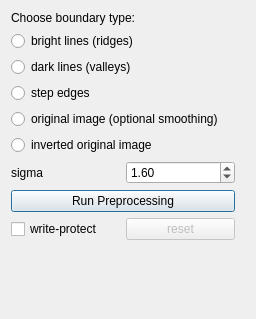
Before: the Qt Designer form ilastik/workflows/carving/preprocessingDrawer.ui in ilastik/ilastik, drawn with Qt 5.
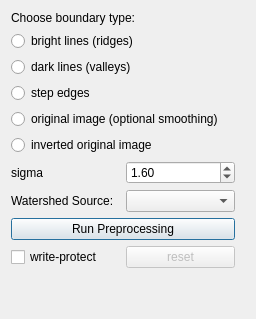
After: the same form once the commit is applied. Icons and pictures are not drawn.

Commit message: Carving: Preprocessing: Added an option to use a different watershed source than the the filter output.

Patch:
```diff
--- a/ilastik/workflows/carving/preprocessingDrawer.ui
+++ b/ilastik/workflows/carving/preprocessingDrawer.ui
@@ -118,6 +118,20 @@
        </item>
       </layout>
      </item>
+     <item>
+      <layout class="QHBoxLayout" name="horizontalLayout_3">
+       <item>
+        <widget class="QLabel" name="label_3">
+         <property name="text">
+          <string>Watershed Source:</string>
+         </property>
+        </widget>
+       </item>
+       <item>
+        <widget class="QComboBox" name="watershedSourceCombo"/>
+       </item>
+      </layout>
+     </item>
      <item>
       <widget class="QPushButton" name="runButton">
        <property name="toolTip">
```
The commit also changes 3 other files.
